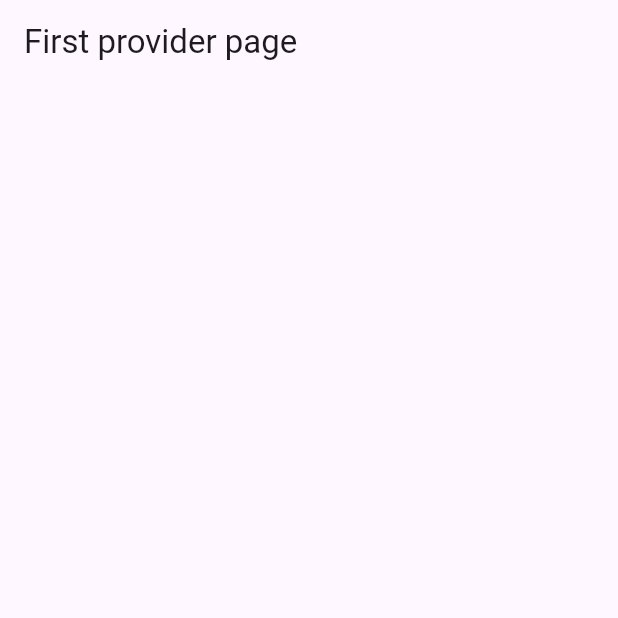
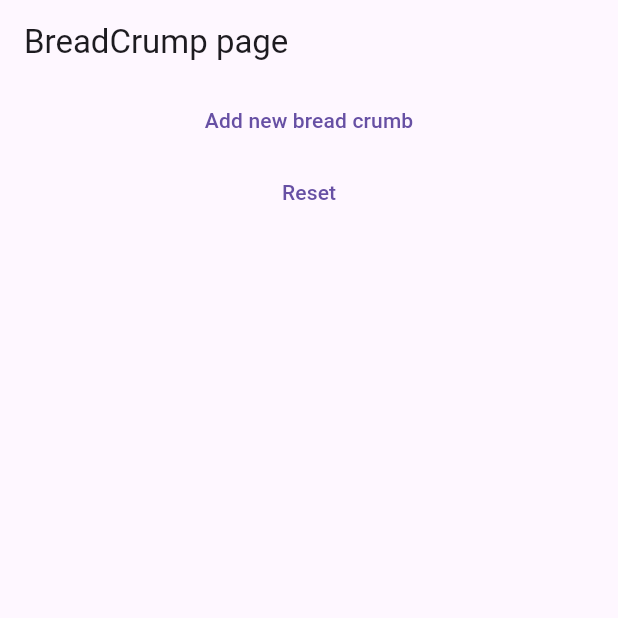
Before and after one commit to sb-dor/State-Management-in-Flutter, a Flutter app: the screen it shows after launch, on a phone screen of 412 x 824 dp, the top half of it. Run offline on Flutter 3.47's test engine with Material 3 defaults, Android fonts, the phone set to English and light mode, and no system bars.

Commit message:
first project about provider

```diff
--- a/lib/main.dart
+++ b/lib/main.dart
@@ -1,4 +1,5 @@
 import 'package:flutter/material.dart';
+import 'package:provider/provider.dart';
 import 'package:state_management_course/inherited_widget/view/inherited_widget_page.dart';
 import 'package:state_management_course/provider/first_project/provider/bread_crumb_provider.dart';
 import 'package:state_management_course/provider/first_project/views/bread_crumb_page.dart';
@@ -19,9 +20,16 @@ class App extends StatefulWidget {
 class _AppState extends State<App> {
   @override
   Widget build(BuildContext context) {
-    return const MaterialApp(
-      debugShowCheckedModeBanner: false,
-      home: BreadCrumbPage(),
+    return MultiProvider(
+      providers: [
+        ChangeNotifierProvider(
+          create: (_) => BreadCrumbProvider(),
+        ),
+      ],
+      child: const MaterialApp(
+        debugShowCheckedModeBanner: false,
+        home: BreadCrumbPage(),
+      ),
     );
   }
 }
--- a/lib/provider/first_project/views/bread_crumb_page.dart
+++ b/lib/provider/first_project/views/bread_crumb_page.dart
@@ -1,4 +1,9 @@
 import 'package:flutter/material.dart';
+import 'package:provider/provider.dart';
+import 'package:state_management_course/provider/first_project/models/bread_crumb.dart';
+import 'package:state_management_course/provider/first_project/provider/bread_crumb_provider.dart';
+import 'package:state_management_course/provider/first_project/views/bread_crumb_create_screen.dart';
+import 'package:state_management_course/provider/first_project/views/bread_crumb_widget.dart';
 
 class BreadCrumbPage extends StatefulWidget {
   const BreadCrumbPage({super.key});
@@ -10,9 +15,51 @@ class BreadCrumbPage extends StatefulWidget {
 class _BreadCrumbPageState extends State<BreadCrumbPage> {
   @override
   Widget build(BuildContext context) {
+    // the way how to listen only specific item of provider
+    final list = context.select<BreadCrumbProvider, List<BreadCrumb>>((provider) => provider.items);
+
+    // a lot of programmers with a lot of experience say that if you are out side of build function
+    // use the Provider.of itself instead of using context.watch in order to watch something
+
+    // but if you are inside of build function you can use that
+
     return Scaffold(
       appBar: AppBar(
-        title: Text("First provider page"),
+        title: const Text("BreadCrump page"),
+      ),
+      body: SizedBox(
+        width: MediaQuery.of(context).size.width,
+        child: Column(
+          crossAxisAlignment: CrossAxisAlignment.center,
+          children: [
+            Consumer<BreadCrumbProvider>(
+              builder: (context, value, child) {
+                return BreadCrumbWidget(breadCrumbs: value.items);
+              },
+            ),
+            TextButton(
+              onPressed: () {
+                Navigator.push(
+                  context,
+                  MaterialPageRoute(
+                    builder: (context) => const BreadCrumbCreateScreen(),
+                  ),
+                );
+              },
+              child: const Text(
+                "Add new bread crumb",
+              ),
+            ),
+            TextButton(
+              onPressed: () {
+                context.read<BreadCrumbProvider>().reset();
+              },
+              child: const Text(
+                "Reset",
+              ),
+            ),
+          ],
+        ),
       ),
     );
   }
```
Also changed, not shown: lib/provider/first_project/provider/bread_crumb_provider.dart (+9 -1 lines), lib/provider/first_project/views/bread_crumb_create_screen.dart (added, +59 -0 lines), lib/provider/first_project/views/bread_crumb_widget.dart (added, +31 -0 lines).
